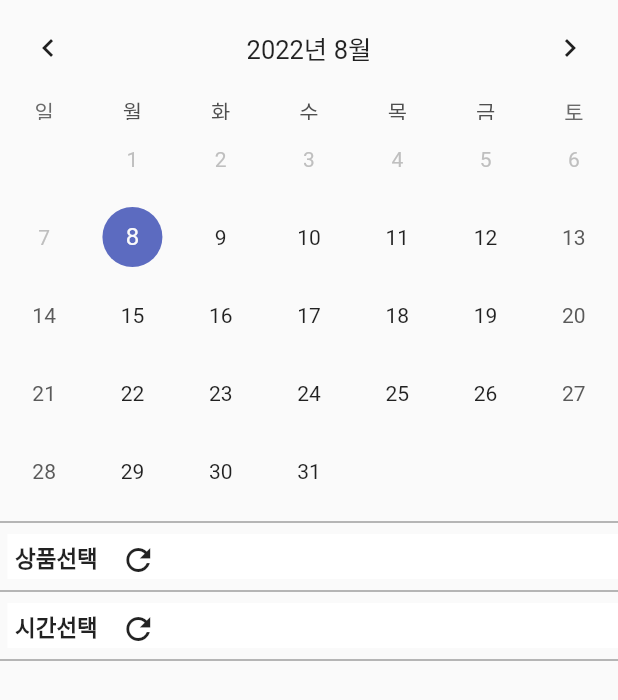
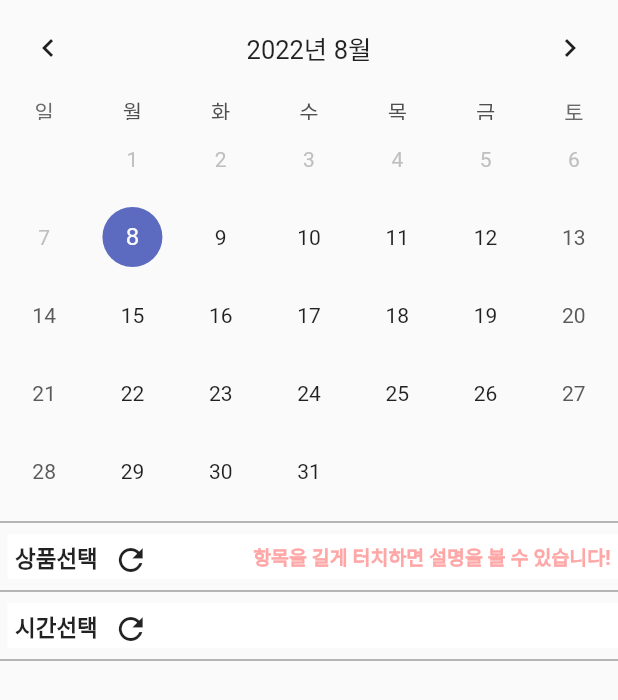
Before and after one commit to LeeJiH-yun/wenail, a Flutter app: the reservePage screen opened directly, on a phone screen of 412 x 824 dp, the part 84-784 px from its top. Run offline on Flutter 3.47's test engine with Material 2 defaults, Android fonts, the phone set to English and light mode, and no system bars; drawn by our look-alikes of table_calendar.

Commit message:
예약화면에서 상품 길게 클릭시 툴팁 보이게 추가

```diff
--- a/lib/pages/reservePage.dart
+++ b/lib/pages/reservePage.dart
@@ -186,13 +186,21 @@ class _reserveState extends State<reservePage> {
       padding: EdgeInsets.all(5),
       margin: EdgeInsets.only(left: 5),
       child: Row(
+        mainAxisAlignment: MainAxisAlignment.spaceBetween,
         children: [
           Container(
-            child:Text('상품선택',style: TextStyle(fontSize: 15.0, fontWeight: FontWeight.bold)),
+              child: Row(
+              children: [
+                Text('상품선택',style: TextStyle(fontSize: 15.0, fontWeight: FontWeight.bold)),
+                Container(
+                  margin: EdgeInsets.only(left: 10),
+                  child: Icon(Icons.refresh),
+                ),
+              ],
+            ),
           ),
           Container(
-            margin: EdgeInsets.only(left: 15),
-            child: Icon(Icons.refresh),
+            child: Text('항목을 길게 터치하면 설명을 볼 수 있습니다!',style: TextStyle(fontSize: 13.0, fontWeight: FontWeight.bold, color: Color(0xffFFA7A7))),
           )
         ],
       )
@@ -213,6 +221,9 @@ class _reserveState extends State<reservePage> {
                 //상품선택시 시간 목록을 보여준다.
                 _timeVisibility = true;
                 goodsSelected = index;
+                if (_visibility) { //시간이 선택되어있다면 다른 상품 선택시 초기화 시키도록 함
+                  _visibility = false;
+                }
               });
             },
             child: Container(
@@ -223,11 +234,15 @@ class _reserveState extends State<reservePage> {
                 color: (_timeVisibility && goodsSelected == index) ? Colors.transparent : Colors.blue,
                 border: Border.all(color: Colors.black),
               ),
-              child: Column(
-                children: [
-                  Text(goodsArray[index]["goods_name"], style: TextStyle(fontSize: 20.0, height: 1.6), textAlign: TextAlign.center),
-                  Text(goodsArray[index]["price"], style: TextStyle(fontSize: 17.0, height: 1.6), textAlign: TextAlign.center)
-                ],
+              child: Tooltip(
+                message: goodsArray[index]["content"],
+                //triggerMode: TooltipTriggerMode.tap, //한 번 선택시 내용이 나오지만 클릭 이벤트가 안먹힘
+                child: Column(
+                  children: [
+                    Text(goodsArray[index]["goods_name"], style: TextStyle(fontSize: 20.0, height: 1.6), textAlign: TextAlign.center),
+                    Text(goodsArray[index]["price"], style: TextStyle(fontSize: 17.0, height: 1.6), textAlign: TextAlign.center)
+                  ],
+                ),
               )
             )
           );
@@ -249,7 +264,7 @@ class _reserveState extends State<reservePage> {
             child:Text('시간선택',style: TextStyle(fontSize: 15.0, fontWeight: FontWeight.bold)),
           ),
           Container(
-            margin: EdgeInsets.only(left: 15),
+            margin: EdgeInsets.only(left: 10),
             child: Icon(Icons.refresh),
           )
         ],
```
